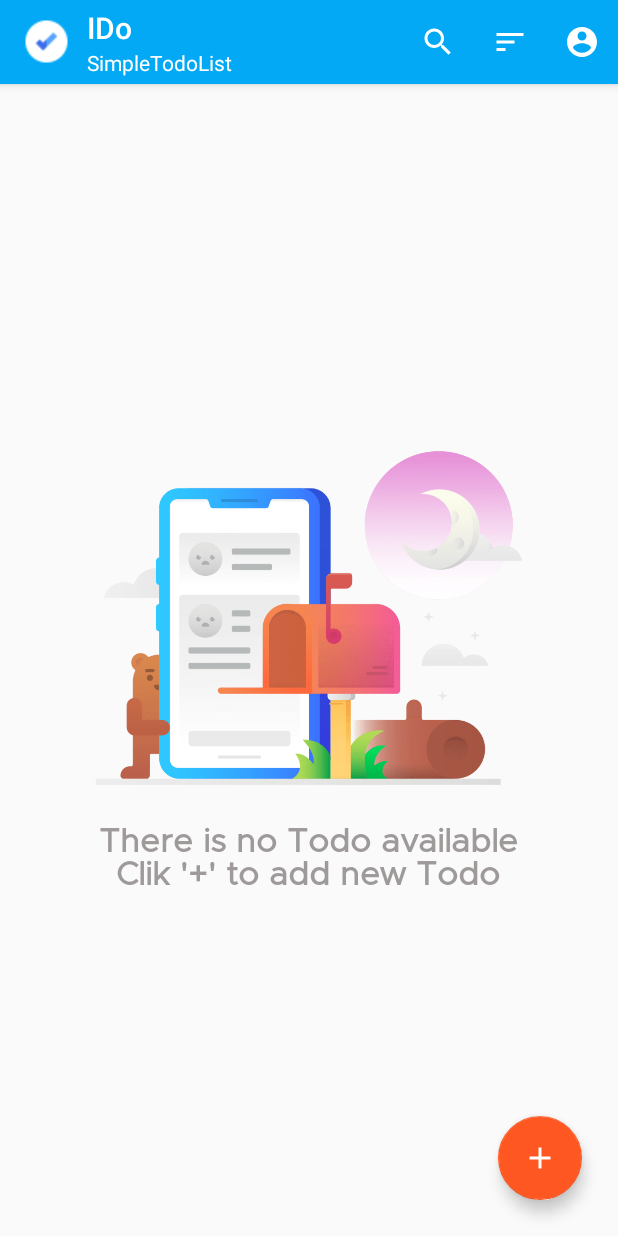
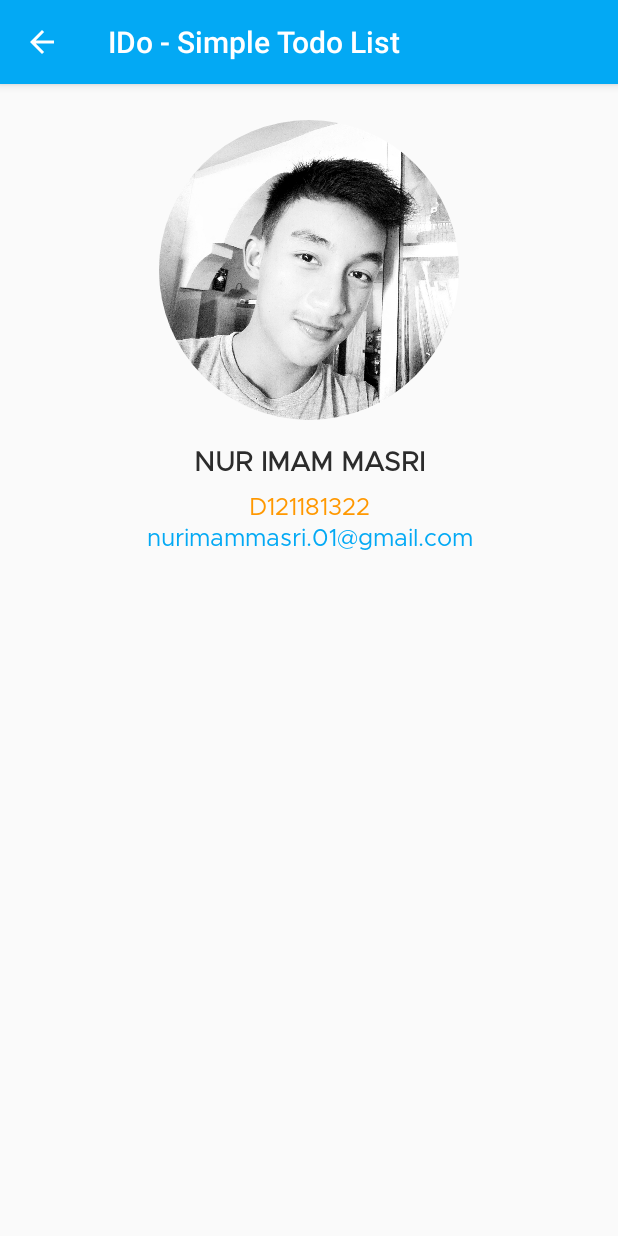
Before and after one commit to nurimammasri/IDo-SimpleTodoList, an Android app: the screen it shows after launch (MainActivity before the commit, AboutTodoActivity after it), after a tap on "About", on a phone screen of 412 x 824 dp. Run offline under Robolectric (Android 15) with nearby library versions, the phone set to English and light mode, and no system bars; our stand-ins replace CircleImageView, Room's generated code.

Commit message:
Add Menu About and Update View (Style EditText)

```diff
--- a/app/build.gradle
+++ b/app/build.gradle
@@ -58,4 +58,6 @@ dependencies {
     implementation 'androidx.cardview:cardview:1.0.0'
     implementation 'com.google.android.material:material:1.1.0'
 
+    //Circle Image
+    implementation 'de.hdodenhof:circleimageview:3.0.1'
 }
--- a/app/src/main/AndroidManifest.xml
+++ b/app/src/main/AndroidManifest.xml
@@ -12,6 +12,7 @@
         <activity
             android:name=".ui.create.CreateTodoActivity"
             android:theme="@style/AppThemeNoActionBar" />
+        <activity android:name=".ui.about.AboutTodoActivity" />
         <activity
             android:name=".ui.main.MainActivity"
             android:theme="@style/AppThemeNoActionBar">
--- /dev/null
+++ b/app/src/main/java/com/imam/ido_simpletodolist/ui/about/AboutTodoActivity.kt
@@ -0,0 +1,16 @@
+package com.imam.ido_simpletodolist.ui.about
+
+import android.os.Bundle
+import androidx.appcompat.app.AppCompatActivity
+import com.imam.ido_simpletodolist.R
+
+class AboutTodoActivity : AppCompatActivity() {
+    override fun onCreate(savedInstanceState: Bundle?) {
+        super.onCreate(savedInstanceState)
+        setContentView(R.layout.activity_about)
+
+        supportActionBar?.setDisplayShowHomeEnabled(true)
+        supportActionBar?.setDisplayHomeAsUpEnabled(true)
+        supportActionBar?.setHomeAsUpIndicator(R.drawable.ic_arrow_back)
+    }
+}
--- a/app/src/main/java/com/imam/ido_simpletodolist/ui/main/MainActivity.kt
+++ b/app/src/main/java/com/imam/ido_simpletodolist/ui/main/MainActivity.kt
@@ -24,6 +24,7 @@ import androidx.lifecycle.ViewModelProvider
 import androidx.recyclerview.widget.LinearLayoutManager
 import com.imam.ido_simpletodolist.R
 import com.imam.ido_simpletodolist.db.todo.Todo
+import com.imam.ido_simpletodolist.ui.about.AboutTodoActivity
 import com.imam.ido_simpletodolist.ui.create.CreateTodoActivity
 import com.imam.ido_simpletodolist.utils.Constants
 import kotlinx.android.synthetic.main.activity_main.*
@@ -228,11 +229,9 @@ class MainActivity : AppCompatActivity(), TodoAdapter.TodoEvents {
                     setVisibilityImageEmpty(it)
                 })
             }
-            R.id.search -> {
-
-            }
             R.id.about -> {
-
+                val intent = Intent(this@MainActivity, AboutTodoActivity::class.java)
+                startActivity(intent)
             }
         }
 
--- /dev/null
+++ b/app/src/main/res/layout/activity_about.xml
@@ -0,0 +1,62 @@
+<?xml version="1.0" encoding="utf-8"?>
+<ScrollView xmlns:android="http://schemas.android.com/apk/res/android"
+    xmlns:tools="http://schemas.android.com/tools"
+    android:id="@+id/linearlayout"
+    android:layout_width="match_parent"
+    android:layout_height="match_parent"
+    android:layout_gravity="center"
+    tools:context=".ui.about.">
+
+    <RelativeLayout
+        android:layout_width="match_parent"
+        android:layout_height="wrap_content"
+        android:layout_margin="24dp"
+        android:gravity="top"
+        android:orientation="vertical">
+
+        <de.hdodenhof.circleimageview.CircleImageView
+            android:id="@+id/img_about_foto"
+            android:layout_width="200dp"
+            android:layout_height="200dp"
+            android:layout_centerHorizontal="true"
+            android:layout_marginBottom="16dp"
+            android:foregroundGravity="center"
+            android:src="@drawable/profile" />
+
+        <TextView
+            android:id="@+id/tv_about_nama"
+            android:layout_width="match_parent"
+            android:layout_height="wrap_content"
+            android:layout_below="@id/img_about_foto"
+            android:layout_marginBottom="8dp"
+            android:fontFamily="@font/metropolis"
+            android:gravity="center"
+            android:text="@string/nur_imam_masri"
+            android:textColor="@color/black"
+            android:textSize="18sp"
+            android:textStyle="bold"
+            android:typeface="serif" />
+
+        <TextView
+            android:id="@+id/tv_nim"
+            android:layout_width="match_parent"
+            android:layout_height="wrap_content"
+            android:layout_below="@id/tv_about_nama"
+            android:fontFamily="@font/metropolis"
+            android:gravity="center"
+            android:text="@string/nim"
+            android:textColor="@color/orange"
+            android:textSize="16sp"/>
+
+        <TextView
+            android:id="@+id/tv_about_email"
+            android:layout_width="match_parent"
+            android:layout_height="wrap_content"
+            android:layout_below="@id/tv_nim"
+            android:fontFamily="@font/metropolis"
+            android:gravity="center"
+            android:text="@string/email"
+            android:textColor="@color/blue"
+            android:textSize="16sp"/>
+    </RelativeLayout>
+</ScrollView>
--- a/app/src/main/res/values/strings.xml
+++ b/app/src/main/res/values/strings.xml
@@ -15,7 +15,7 @@
     <string name="due_date">Due Date</string>
     <string name="set_date">Set Date</string>
     <string name="set_time">Set Time</string>
-    <string name="set_due_date">Set Due Date</string>
+    <string name="set_due_date">Set Due Date and Time</string>
     <string name="date">Date</string>
     <string name="time">Time</string>
     <string name="reminder_set_for">Reminder set for</string>
@@ -28,4 +28,8 @@
     <string name="image_empty_item">Image Empty Item</string>
     <string name="info_empty">There is no Todo available\nClik \'+\' to add new Todo</string>
     <string name="edit">Edit</string>
+    <string name="nur_imam_masri">NUR IMAM MASRI</string>
+    <string name="email">nurimammasri.01@gmail.com</string>
+    <string name="nim">D121181322</string>
+    <string name="costumize_your_todo">Costumize Your Todo</string>
 </resources>
```
Also changed, not shown: app/src/main/res/drawable/edt_custom_input.xml (added, +20 -0 lines), app/src/main/res/layout/activity_create_todo.xml (+26 -2 lines), app/src/main/res/drawable/profile.jpg (added).
